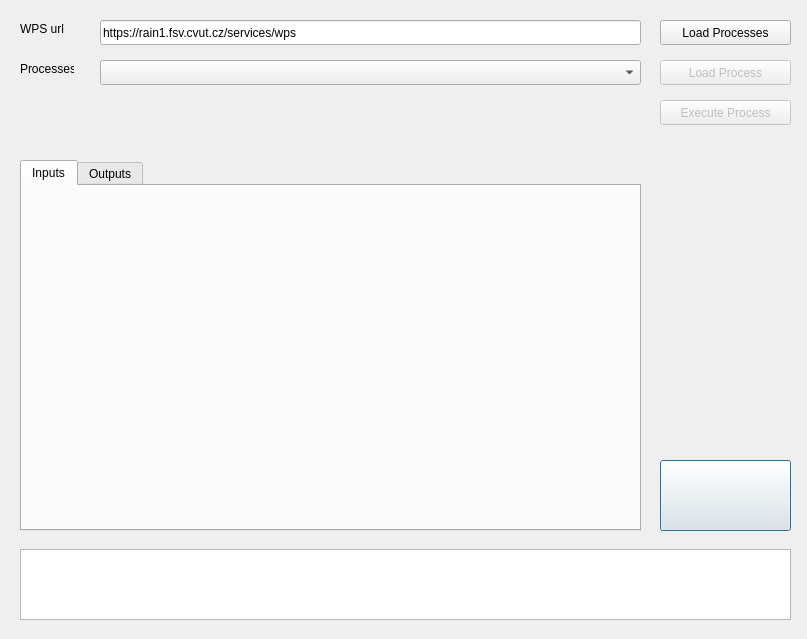
Before: the Qt Designer form wps_dialog_base.ui in pixalytics-ltd/qgis-wps-plugin, drawn with Qt 5.
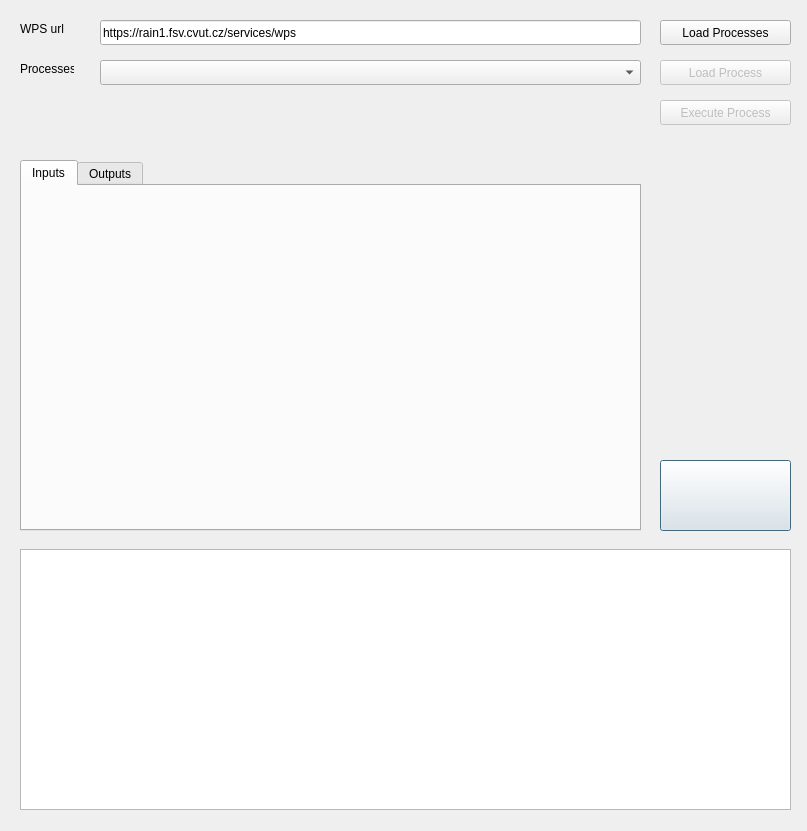
After: the same form once the commit is applied. Icons and pictures are not drawn.

Commit message: Added show output.

```diff
--- a/wps_dialog_base.ui
+++ b/wps_dialog_base.ui
@@ -7,7 +7,7 @@
     <x>0</x>
     <y>0</y>
     <width>807</width>
-    <height>639</height>
+    <height>831</height>
    </rect>
   </property>
   <property name="windowTitle">
@@ -188,7 +188,7 @@
      <x>20</x>
      <y>549</y>
      <width>771</width>
-     <height>71</height>
+     <height>261</height>
     </rect>
    </property>
   </widget>
```
The commit also changes 2 other files.
